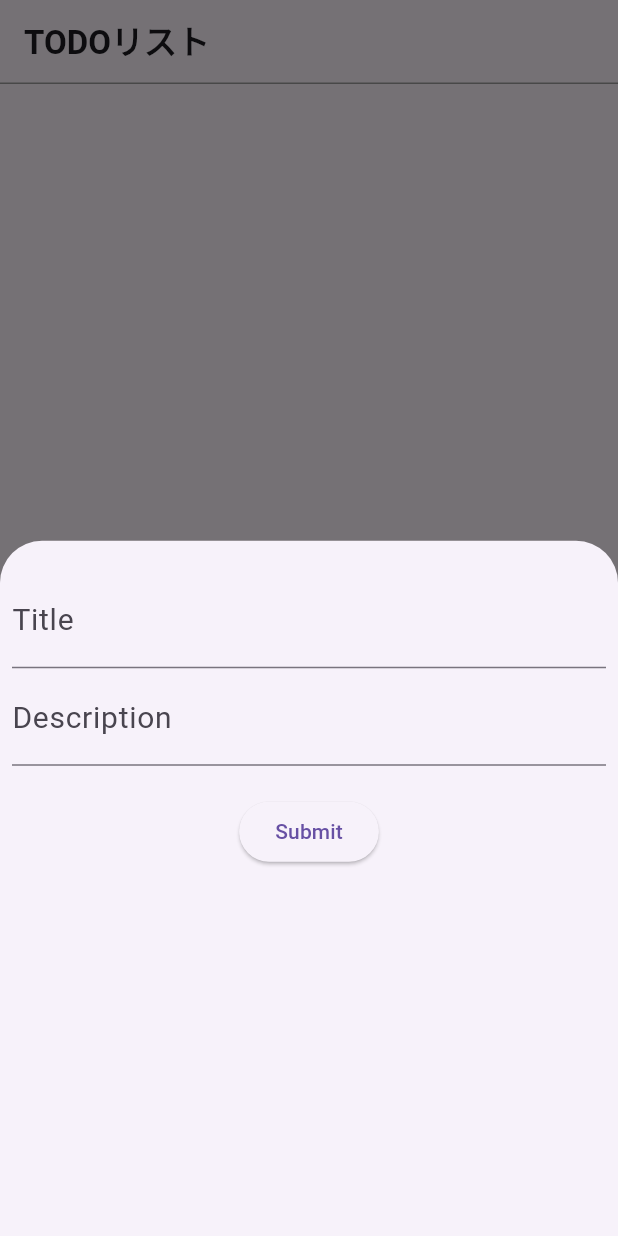
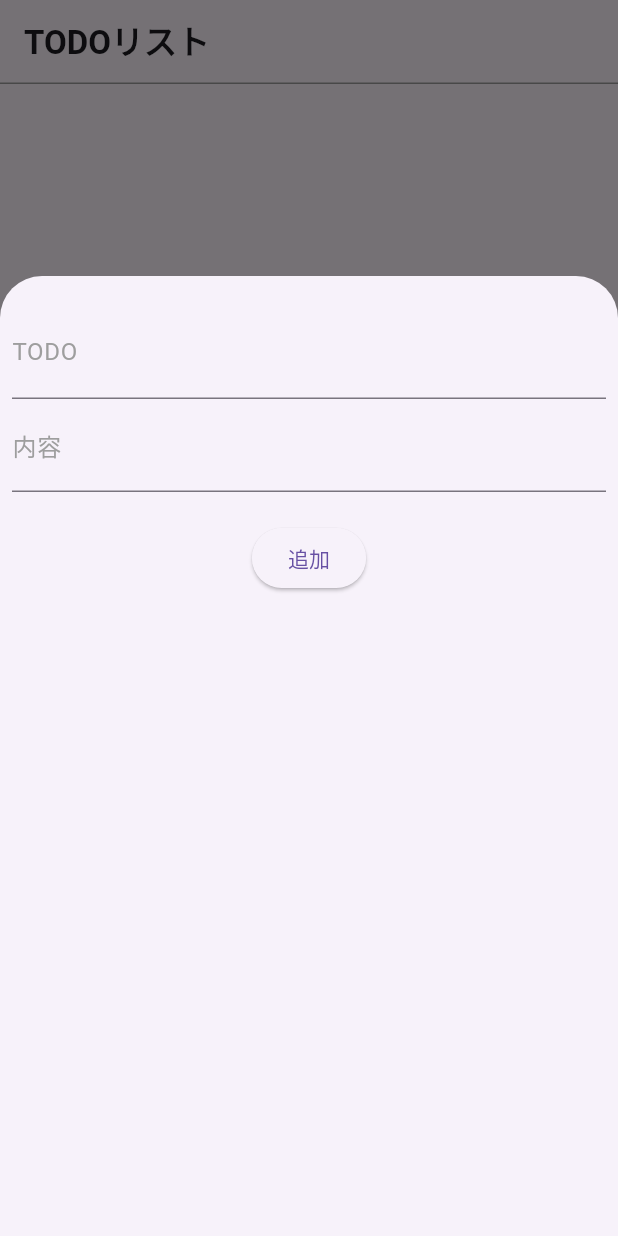
Before and after one commit to yukimiyake0607/todo_riverpod, a Flutter app: the screen it shows after launch, after a tap on the "add" icon, on a phone screen of 412 x 824 dp. Run offline on Flutter 3.47's test engine with Material 3 defaults, Android fonts, the phone set to English and light mode, and no system bars; our stand-ins replace flutter_riverpod, freezed_annotation, riverpod_annotation; generated files the repository leaves out were written again.

Commit message:
refactor: showModalBottomSheetのスタイルを変更

```diff
--- a/lib/screens/home_screen.dart
+++ b/lib/screens/home_screen.dart
@@ -56,6 +56,7 @@ class HomeScreen extends ConsumerWidget {
       floatingActionButton: FloatingActionButton(
         onPressed: () {
           showModalBottomSheet(
+            isScrollControlled: true,
             context: context,
             builder: (BuildContext context) {
               return AddTodo();
@@ -79,18 +80,24 @@ class AddTodo extends ConsumerWidget {
   Widget build(BuildContext context, WidgetRef ref) {
     return Padding(
       padding: const EdgeInsets.symmetric(horizontal: 8.0, vertical: 20.0),
-      child: Container(
-        height: 500,
+      child: SizedBox(
+        height: 600.0,
         width: double.infinity,
         child: Column(
           children: [
             TextField(
               controller: _titleController,
-              decoration: const InputDecoration(labelText: 'Title'),
+              decoration: const InputDecoration(
+                labelText: 'TODO',
+                labelStyle: TextStyle(color: Colors.grey, fontSize: 16.0),
+              ),
             ),
             TextField(
               controller: _descriptionController,
-              decoration: const InputDecoration(labelText: 'Description'),
+              decoration: const InputDecoration(
+                labelText: '内容',
+                labelStyle: TextStyle(color: Colors.grey, fontSize: 16.0),
+              ),
             ),
             const SizedBox(
               height: 20,
@@ -103,7 +110,7 @@ class AddTodo extends ConsumerWidget {
                   Navigator.pop(context);
                 }
               },
-              child: const Text('Submit'),
+              child: const Text('追加'),
             ),
           ],
         ),
```
